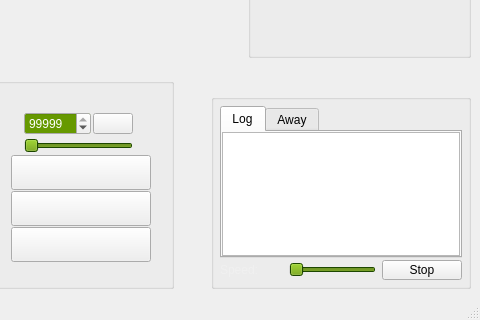
Above: src/gui/qt/mainwindow.ui from pokerth/pokerth before the change; both pictures show x 520 to 1000 and y 360 to 680 of the 1000 by 680 pixel window. Below: the same form after it.
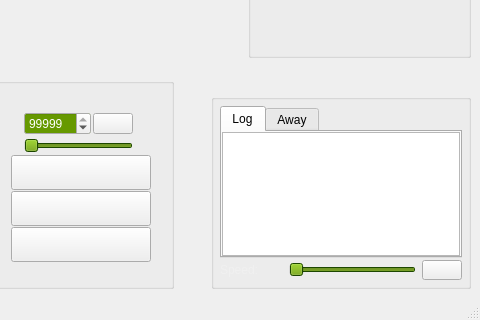
That is the form after the change. Icons and pictures are not drawn. Custom widgets are drawn as their Qt base class.

What changed in the file:
```diff
--- a/src/gui/qt/mainwindow.ui
+++ b/src/gui/qt/mainwindow.ui
@@ -3204,9 +3204,6 @@
                <property name="focusPolicy" >
                 <enum>Qt::NoFocus</enum>
                </property>
-               <property name="text" >
-                <string>Stop</string>
-               </property>
               </widget>
              </item>
             </layout>
```
